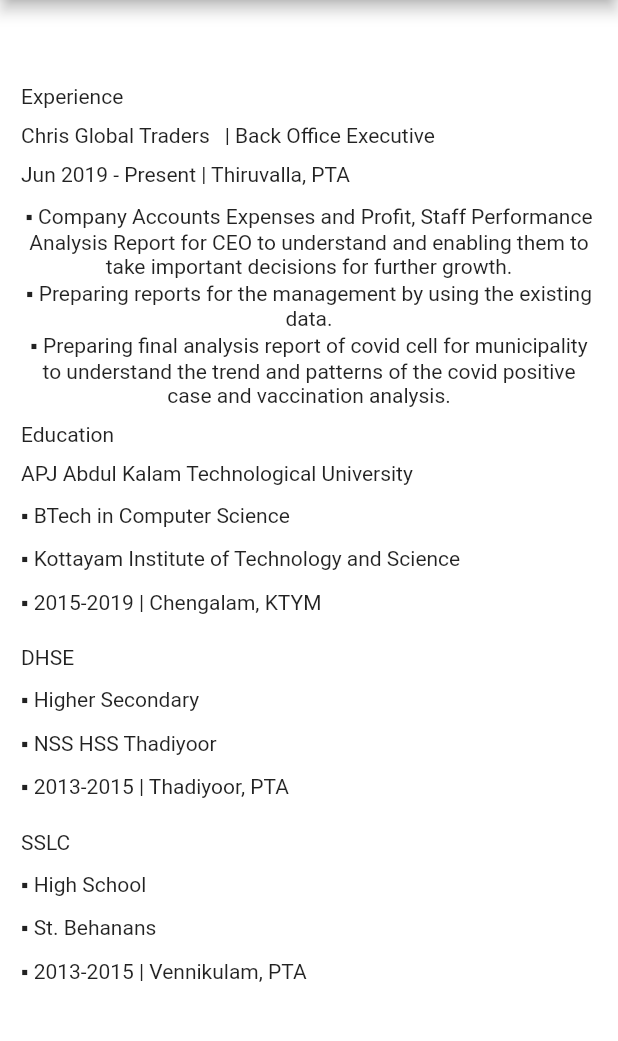
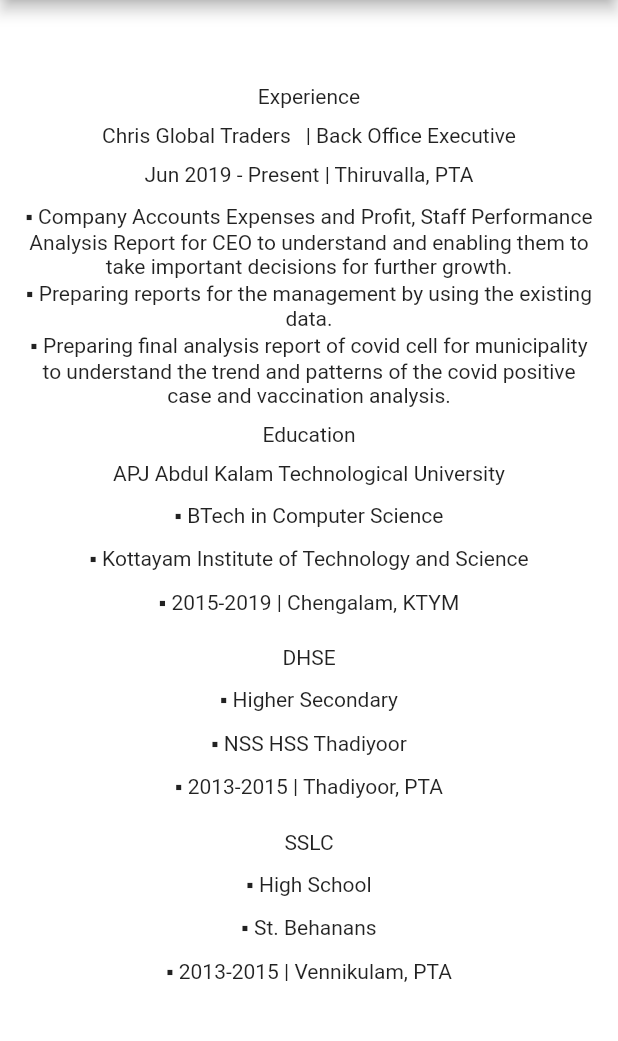
Before and after one commit to sonuraj909/srfolio, a Flutter app: the screen it shows after launch, scrolled down 1152 dp, on a phone screen of 412 x 824 dp, the part 84-1125 px from its top. Run offline on Flutter 3.47's test engine with Material 2 defaults, Android fonts, the phone set to English and light mode, and no system bars; our stand-ins replace animated_splash_screen, carousel_slider, flip_card; missing offline and left inert: google_language_fonts.

Commit message:
alignment adjusted based on web

```diff
--- a/lib/screens/aboutme/aboutme.dart
+++ b/lib/screens/aboutme/aboutme.dart
@@ -17,15 +17,14 @@ class AboutMe extends StatelessWidget {
           padding: const EdgeInsets.only(top: 20, left: 15, right: 10),
           child: SingleChildScrollView(
             child: Column(
-              crossAxisAlignment: CrossAxisAlignment.start,
+              crossAxisAlignment: CrossAxisAlignment.center,
+              mainAxisAlignment: MainAxisAlignment.spaceEvenly,
               children: [
-                Center(
-                  child: TextWidget(
-                    title: 'About Me',
-                    fsize: 30,
-                    fontWeight: FontWeight.bold,
-                    decoration: TextDecoration.underline,
-                  ),
+                TextWidget(
+                  title: 'About Me',
+                  fsize: 30,
+                  fontWeight: FontWeight.bold,
+                  decoration: TextDecoration.underline,
                 ),
                 kHeight,
                 Center(
@@ -44,7 +43,7 @@ class AboutMe extends StatelessWidget {
                     ),
                   ),
                 ),
-                kHeight,
+                kHeight2,
                 TextWidget(
                   title: 'Who Am I ?',
                   fsize: 20,
--- a/lib/screens/contact/contact.dart
+++ b/lib/screens/contact/contact.dart
@@ -15,7 +15,7 @@ class Contact extends StatelessWidget {
         child: Padding(
           padding: const EdgeInsets.all(15.0),
           child: Column(
-            crossAxisAlignment: CrossAxisAlignment.start,
+            crossAxisAlignment: CrossAxisAlignment.center,
             children: [
               TextWidget(
                 title: 'Contact Info',
--- a/lib/screens/portfolio/portfolio.dart
+++ b/lib/screens/portfolio/portfolio.dart
@@ -12,7 +12,9 @@ class Portfolio extends StatelessWidget {
     return Scaffold(
       body: SafeArea(
         child: Padding(
-          padding: const EdgeInsets.only(top: 15, left: 15, right: 10),
+          padding: const EdgeInsets.only(top: 10, left: 15, right: 10),
+          child: SingleChildScrollView(
+            scrollDirection: Axis.vertical,
             child: Column(
               children: [
                 const TextWidget(
@@ -209,6 +211,7 @@ class Portfolio extends StatelessWidget {
             ),
           ),
         ),
+      ),
     );
   }
 }
--- a/lib/screens/resume/resume.dart
+++ b/lib/screens/resume/resume.dart
@@ -15,7 +15,8 @@ class Resume extends StatelessWidget {
           child: Padding(
             padding: const EdgeInsets.all(9.0),
             child: Column(
-              crossAxisAlignment: CrossAxisAlignment.start,
+              crossAxisAlignment: CrossAxisAlignment.center,
+              mainAxisAlignment: MainAxisAlignment.spaceEvenly,
               children: [
                 const TextWidget(
                   title: 'Experience',
@@ -23,6 +24,7 @@ class Resume extends StatelessWidget {
                   fontWeight: FontWeight.bold,
                 ),
                 Row(
+                  mainAxisAlignment: MainAxisAlignment.center,
                   children: const [
                     TextWidget(
                       title: 'Chris Global Traders',
```
Lines whose indentation alone changed are shown as unchanged.
